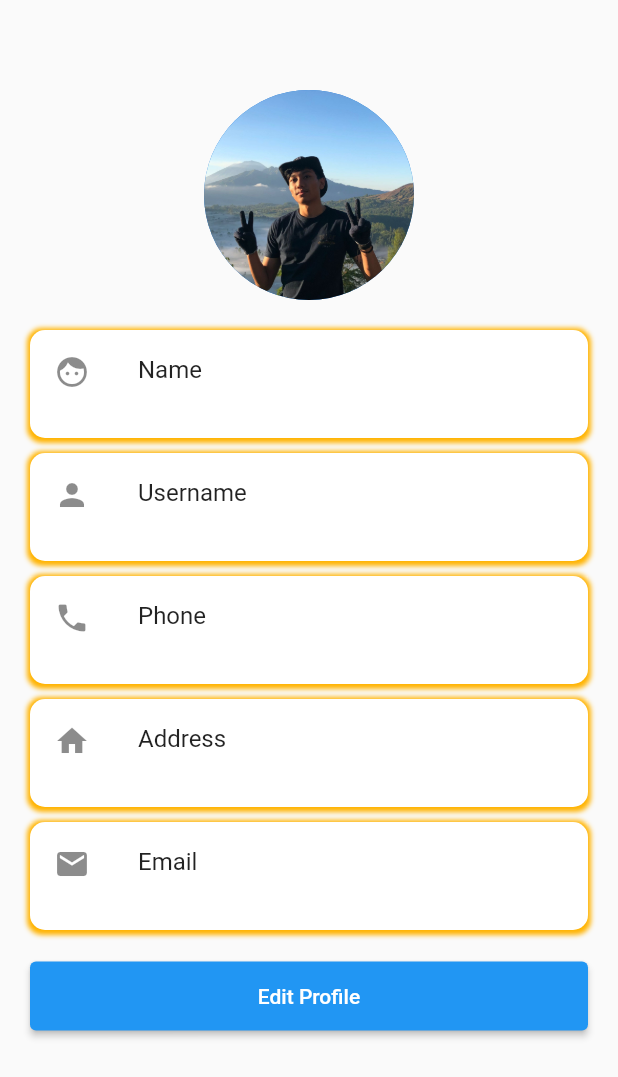
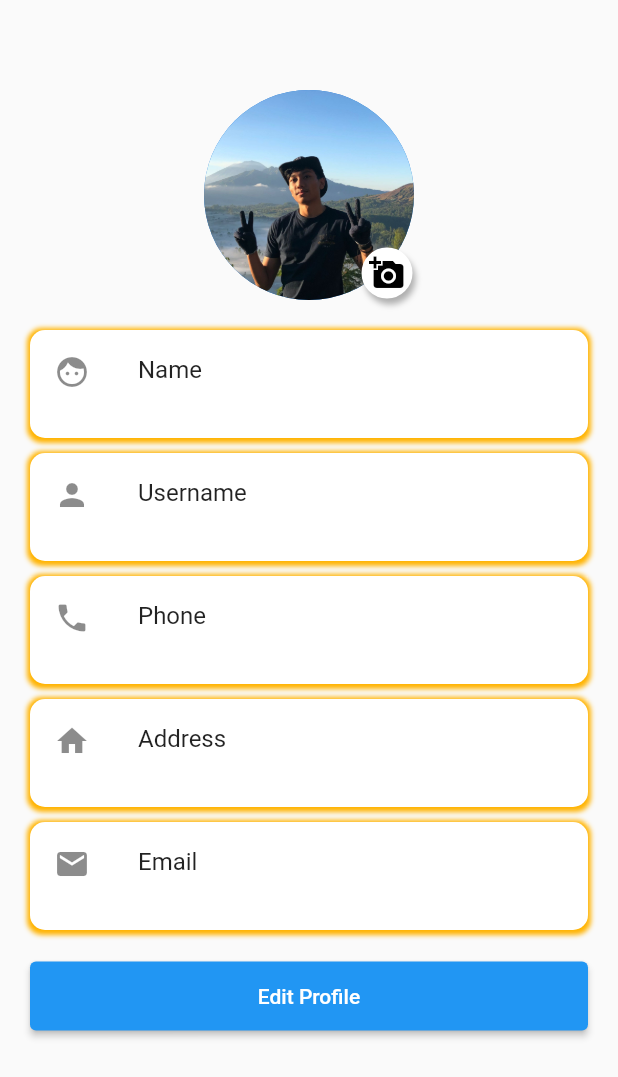
Before and after one commit to siwakasen/tubes_pbp, a Flutter app: the ProfileView screen opened directly, on a phone screen of 412 x 824 dp. Shown: the top 1077 px of the screen. Run offline on Flutter 3.47's test engine with Material 2 defaults, Android fonts, the phone set to English and light mode, and no system bars; our stand-ins replace flutter_slidable, image_picker, shared_preferences, sqflite; missing offline and left inert: checkbox_formfield; accounts and stored records are empty.

Commit message:
profile camera

```diff
--- a/lib/model/user.dart
+++ b/lib/model/user.dart
@@ -1,5 +1,5 @@
 class User {
-  String name, username, password, email, bornDate, phoneNumber, address;
+  String name, username, password, email, bornDate, phoneNumber, address, photo;
 
   User(
       {this.name = "",
@@ -8,5 +8,6 @@ class User {
       this.email = "",
       this.bornDate = "",
       this.phoneNumber = "",
-      this.address = ""});
+      this.address = "",
+      this.photo = ""});
 }
--- a/lib/view/adminView/add_menu.dart
+++ b/lib/view/adminView/add_menu.dart
@@ -37,11 +37,11 @@ class _InputMakananState extends State<InputMakanan> {
   }
 
   pickImageFromGallery(ImageSource source) async {
-    xFile = await ImagePicker().pickImage(source: ImageSource.gallery);
+    xFile = await ImagePicker()
+        .pickImage(source: ImageSource.camera, imageQuality: 25);
 
     if (xFile != null) {
       final image = File(xFile!.path);
-      // String imgString = Utility.base64String(image.readAsBytesSync());
       setState(() {
         imageFile = Future.value(image);
       });
@@ -67,6 +67,7 @@ class _InputMakananState extends State<InputMakanan> {
             null != snapshot.data) {
           final imgBytes = snapshot.data!.readAsBytesSync();
           ImgString = Utility.base64String(imgBytes);
+
           // print(snapshot.data?.path);
           Utility.saveImageToPreferences(
               Utility.base64String(snapshot.data!.readAsBytesSync()));
--- a/lib/view/login/register.dart
+++ b/lib/view/login/register.dart
@@ -255,7 +255,7 @@ class _RegisterViewState extends State<RegisterView> {
                           String notelp = phoneController.text;
                           formData['borndate'] = bornController.text;
                           String borndate = bornController.text;
-
+                          String photo = "";
                           showDialog(
                               context: context,
                               builder: (_) => AlertDialog(
@@ -312,7 +312,8 @@ class _RegisterViewState extends State<RegisterView> {
                                                 nameController.text,
                                                 addressController.text,
                                                 phoneController.text,
-                                                bornController.text);
+                                                bornController.text,
+                                                photo);
                                             Navigator.push(
                                                 context,
                                                 MaterialPageRoute(
--- a/lib/view/profile/profile_view.dart
+++ b/lib/view/profile/profile_view.dart
@@ -1,9 +1,12 @@
+import 'dart:convert';
+
 import 'package:flutter/material.dart';
 import 'package:ugd2_pbp/database/sql_helper.dart';
 import 'package:ugd2_pbp/component/darkModeState.dart' as globals;
 import 'package:ugd2_pbp/model/user.dart';
 import 'package:ugd2_pbp/view/profile/profile_edit.dart';
 import 'package:shared_preferences/shared_preferences.dart';
+import 'package:ugd2_pbp/view/profile/profileCamera.dart';
 
 class ProfileView extends StatefulWidget {
   ProfileView({
@@ -42,6 +45,7 @@ class _ProfileViewState extends State<ProfileView> {
           user.address = tempUser['address'];
           user.phoneNumber = tempUser['phoneNumber'];
           user.bornDate = tempUser['bornDate'];
+          user.photo = tempUser['photo'];
         }
       }
     });
@@ -56,9 +60,60 @@ class _ProfileViewState extends State<ProfileView> {
         child: Column(
           children: [
             const SizedBox(height: 40),
-            const CircleAvatar(
-              radius: 70,
-              backgroundImage: AssetImage('images/riksi.jpeg'),
+            Stack(
+              children: [
+                if (user.photo == "") ...[
+                  CircleAvatar(
+                      radius: 70,
+                      backgroundImage: AssetImage("images/riksi.jpeg")),
+                ] else ...[
+                  CircleAvatar(
+                      radius: 70,
+                      backgroundImage:
+                          MemoryImage(Base64Decoder().convert(user.photo))),
+                ],
+                // CircleAvatar(
+                //     radius: 70,
+                //     backgroundImage: AssetImage("images/riksi.jpeg")),
+                Positioned(
+                  bottom: 1,
+                  right: 1,
+                  child: InkWell(
+                    onTap: () => {
+                      Navigator.push(
+                          context,
+                          MaterialPageRoute(
+                              builder: (_) => profileCameraView()))
+                    },
+                    child: Container(
+                      child: Padding(
+                        padding: const EdgeInsets.all(2.0),
+                        child: Icon(Icons.add_a_photo, color: Colors.black),
+                      ),
+                      decoration: BoxDecoration(
+                          border: Border.all(
+                            width: 3,
+                            color: Colors.white,
+                          ),
+                          borderRadius: BorderRadius.all(
+                            Radius.circular(
+                              50,
+                            ),
+                          ),
+                          color: Colors.white,
+                          boxShadow: [
+                            BoxShadow(
+                              offset: Offset(2, 4),
+                              color: Colors.black.withOpacity(
+                                0.3,
+                              ),
+                              blurRadius: 3,
+                            ),
+                          ]),
+                    ),
+                  ),
+                ),
+              ],
             ),
             const SizedBox(height: 20),
             itemProfile('Name', user.name, Icon(Icons.face)),
```
Also changed, not shown: lib/database/sql_helper.dart (+12 -2 lines), lib/utils/logging_utils.dart (added, +23 -0 lines), lib/view/profile/displayCamera.dart (added, +52 -0 lines), lib/view/profile/profileCamera.dart (added, +194 -0 lines), pubspec.yaml (+6 -4 lines), pubspec.lock, 2 other files.
